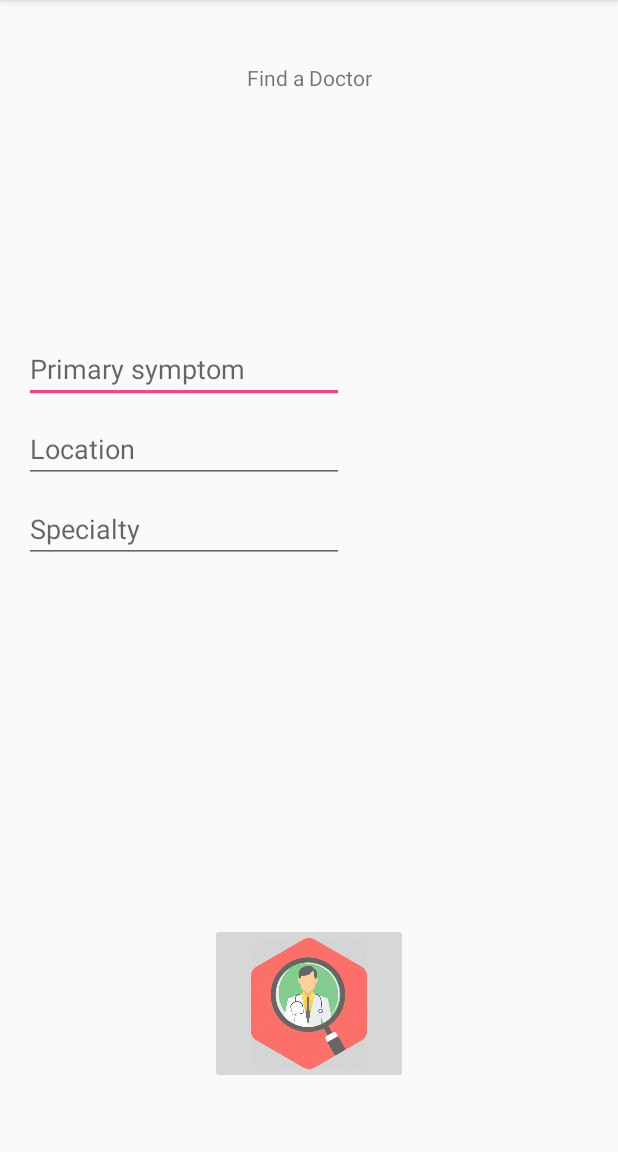
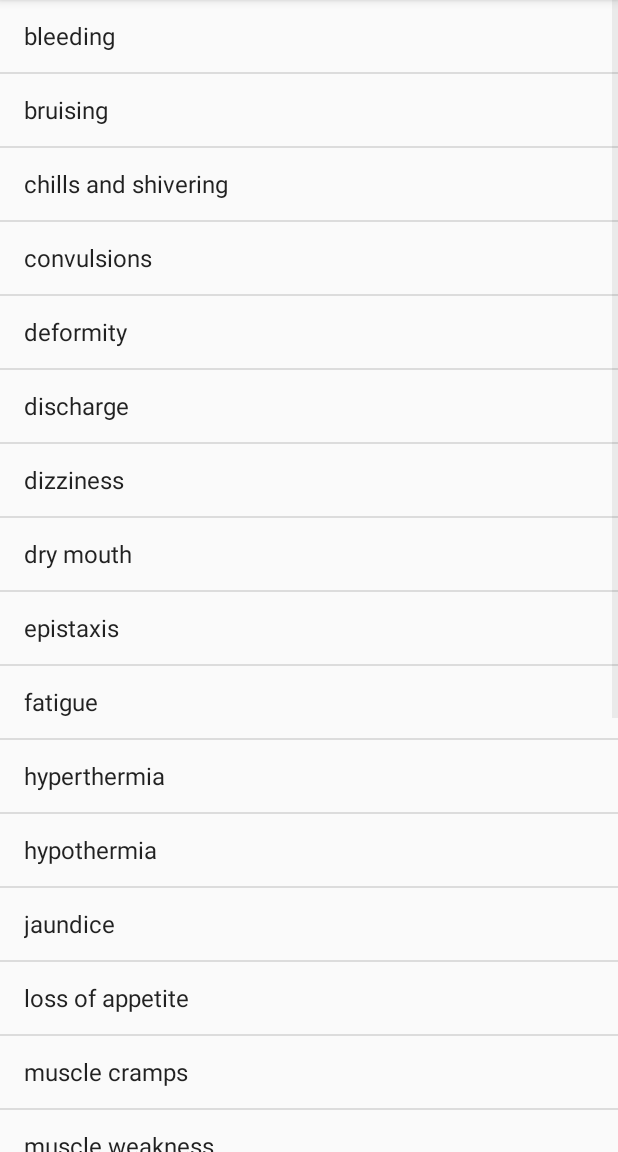
Before and after one commit to winnk/ConnectUs-Android, an Android app: the SearchActivity screen opened directly, with no data from a screen before it, on a phone screen of 412 x 824 dp, the part 84-1236 px from its top. Run offline under Robolectric (Android 15) with nearby library versions, the phone set to English and light mode, and no system bars.

Commit message:
inital branch commit

```diff
--- a/app/src/main/AndroidManifest.xml
+++ b/app/src/main/AndroidManifest.xml
@@ -26,6 +26,8 @@
         </activity>
         <activity android:name=".FindDoctorActivity">
         </activity>
+        <activity android:name=".SearchSelect">
+        </activity>
     </application>
 
 </manifest>
--- a/app/src/main/java/com/example/kaya/connectus2/SearchActivity.java
+++ b/app/src/main/java/com/example/kaya/connectus2/SearchActivity.java
@@ -4,24 +4,32 @@ import android.content.Intent;
 import android.support.v7.app.AppCompatActivity;
 import android.os.Bundle;
 import android.view.View;
+import android.widget.ArrayAdapter;
+import android.widget.EditText;
 import android.widget.ImageButton;
+import android.widget.ListView;
 
 public class SearchActivity extends AppCompatActivity {
-
-private ImageButton mFindDoctorButton;
+    private ImageButton mFindDoctorButton;
+    private EditText mSymptomEditText;
+    private ListView mListView;
+    private String[] symptoms = new String[]{"bleeding","bruising","chills and shivering","convulsions","deformity","discharge","dizziness","dry mouth ","epistaxis","fatigue","hyperthermia","hypothermia","jaundice", "loss of appetite","muscle cramps","muscle weakness","pain - abdominal","pain - chest ","pyrexia","swelling","syncope","tinnitus","tremor","weight gain","weight loss" };
 
 @Override
 protected void onCreate(Bundle savedInstanceState) {
     super.onCreate(savedInstanceState);
     setContentView(R.layout.activity_search);
+
     mFindDoctorButton = (ImageButton) findViewById(R.id.findDoctorButton);
-    mFindDoctorButton.setOnClickListener(new View.OnClickListener() {
-        @Override
-        public void onClick(View v) {
-            Intent intent = new Intent(SearchActivity.this, FindDoctorActivity.class);
-            startActivity(intent);
-        }
-    });
+    mListView = (ListView) findViewById(R.id.symptomsListView);
+
+
+
+    ArrayAdapter adapter = new ArrayAdapter(this, android.R.layout.simple_list_item_1, symptoms);
+    mListView.setAdapter(adapter);
+
+
+
 
 }
 }
--- a/app/src/main/res/layout/activity_search.xml
+++ b/app/src/main/res/layout/activity_search.xml
@@ -7,66 +7,16 @@
     android:layout_height="match_parent"
     tools:context="com.example.kaya.connectus2.SearchActivity">
 
-    <TextView
-        android:id="@+id/textView"
-        android:layout_width="wrap_content"
+
+    <ListView
+        android:id="@+id/symptomsListView"
+        android:layout_width="0dp"
         android:layout_height="wrap_content"
-        android:text="Find a Doctor"
-        app:layout_constraintLeft_toLeftOf="parent"
-        app:layout_constraintRight_toRightOf="parent"
-        app:layout_constraintHorizontal_bias="0.501"
-        app:layout_constraintTop_toTopOf="parent"
-        android:layout_marginTop="16dp"
-        app:layout_constraintBottom_toBottomOf="parent"
-        android:layout_marginBottom="8dp"
-        app:layout_constraintVertical_bias="0.036"/>
+        android:layout_alignParentEnd="true"
+        android:layout_alignParentRight="true"
+        android:layout_below="@+id/symptomsTextView"
+        tools:layout_editor_absoluteX="8dp"
+        tools:layout_editor_absoluteY="0dp"/>
 
-    <EditText
-        android:id="@+id/symptomEditText"
-        android:layout_width="wrap_content"
-        android:layout_height="wrap_content"
-        android:layout_marginLeft="16dp"
-        android:ems="10"
-        android:hint="Primary symptom"
-        android:inputType="textPersonName"
-        app:layout_constraintLeft_toLeftOf="parent"
-        android:layout_marginBottom="8dp"
-        app:layout_constraintBottom_toTopOf="@+id/locationEditText"/>
 
-    <EditText
-        android:id="@+id/specialtyEditText"
-        android:layout_width="wrap_content"
-        android:layout_height="wrap_content"
-        android:layout_marginBottom="8dp"
-        android:layout_marginLeft="16dp"
-        android:ems="10"
-        android:hint="Specialty"
-        android:inputType="textPersonName"
-        app:layout_constraintBottom_toTopOf="@+id/findDoctorButton"
-        app:layout_constraintLeft_toLeftOf="parent"
-        app:layout_constraintTop_toTopOf="parent"
-        app:layout_constraintVertical_bias="0.587"/>
-
-    <ImageButton
-        android:id="@+id/findDoctorButton"
-        android:layout_width="132dp"
-        android:layout_height="107dp"
-        android:scaleType="fitCenter"
-        app:layout_constraintLeft_toLeftOf="parent"
-        app:layout_constraintRight_toRightOf="parent"
-        app:srcCompat="@drawable/searchdoctor"
-        app:layout_constraintBottom_toBottomOf="parent"
-        android:layout_marginBottom="45dp"/>
-
-    <EditText
-        android:id="@+id/locationEditText"
-        android:layout_width="wrap_content"
-        android:layout_height="wrap_content"
-        android:layout_marginLeft="16dp"
-        android:ems="10"
-        android:hint="Location"
-        android:inputType="textPersonName"
-        app:layout_constraintLeft_toLeftOf="parent"
-        android:layout_marginBottom="8dp"
-        app:layout_constraintBottom_toTopOf="@+id/specialtyEditText"/>
 </android.support.constraint.ConstraintLayout>
```
Also changed, not shown: app/src/main/java/com/example/kaya/connectus2/FindDoctorActivity.java (+9 -0 lines), app/src/main/java/com/example/kaya/connectus2/SearchSelect.java (added, +13 -0 lines), app/src/main/res/layout/activity_find_doctor.xml (+15 -2 lines), app/src/main/res/layout/activity_search_select.xml (added, +59 -0 lines).
